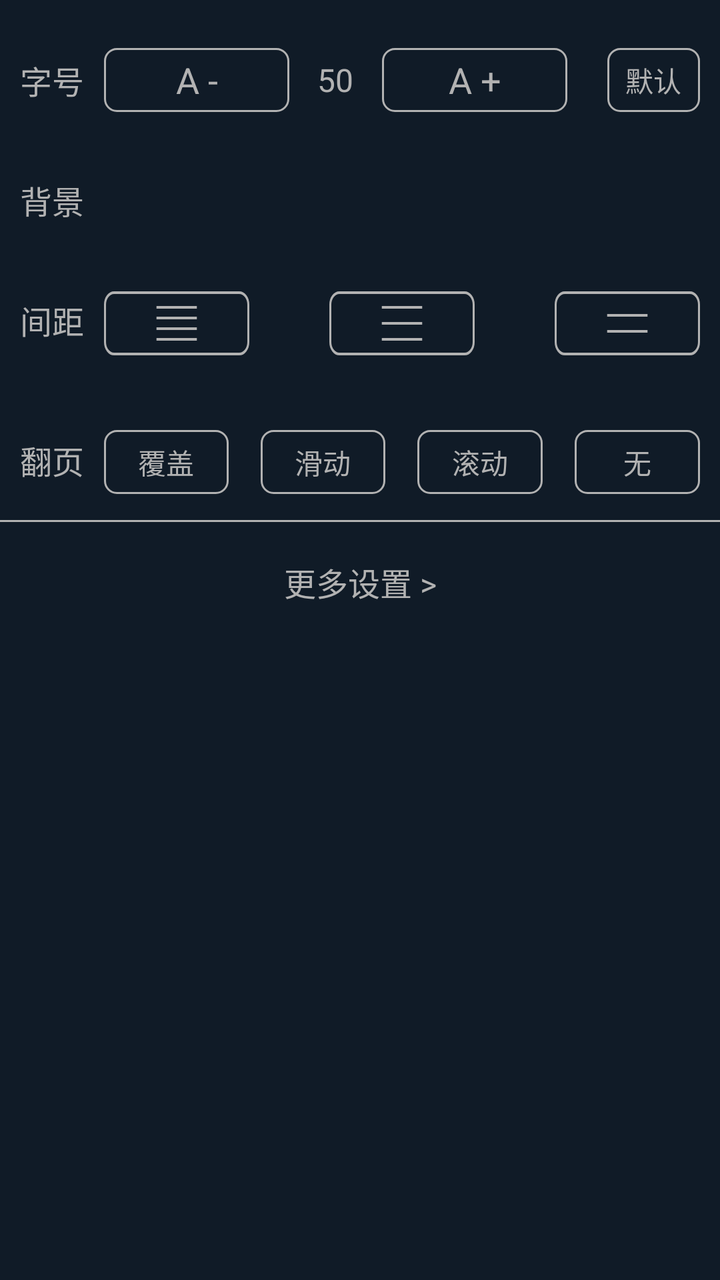
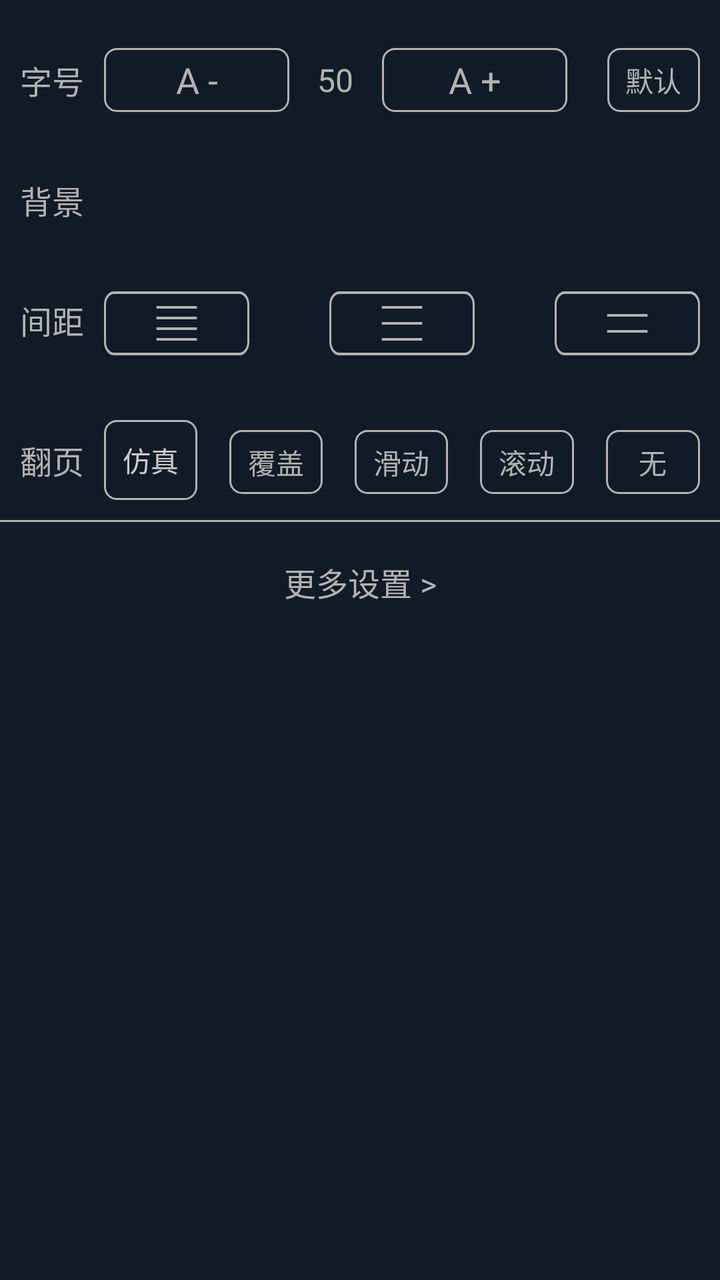

The first picture is an Android layout as it rendered before a commit; the second is the same layout after the commit. The layout source and the unified diff follow.
<!-- AndroidManifest.xml: application theme AppTheme -->
<!-- res/layout/dialog_read_setting.xml -->
<?xml version="1.0" encoding="utf-8"?>
<LinearLayout xmlns:android="http://schemas.android.com/apk/res/android"
    android:id="@+id/read_setting_ll_menu"
    android:layout_width="match_parent"
    android:layout_height="wrap_content"
    android:layout_alignParentBottom="true"
    android:background="#101B27"
    android:clickable="true"
    android:orientation="vertical">

    <LinearLayout
        android:layout_width="match_parent"
        android:layout_height="wrap_content"
        android:layout_marginTop="20dp"
        android:gravity="center_vertical"
        android:orientation="horizontal"
        android:paddingLeft="10dp"
        android:paddingRight="10dp"
        android:visibility="gone">

        <ImageView
            android:id="@+id/read_setting_iv_brightness_minus"
            android:layout_width="30dp"
            android:layout_height="30dp"
            android:scaleType="center"
            android:src="@drawable/ic_brightness_minus" />

        <SeekBar
            android:id="@+id/read_setting_sb_brightness"
            android:layout_width="0dp"
            android:layout_height="wrap_content"
            android:layout_weight="1"
            android:max="255"
            android:maxHeight="3dp"
            android:minHeight="3dp"
            android:progressDrawable="@drawable/seekbar_bg"
            android:thumb="@drawable/seekbar_thumb"
            android:thumbOffset="10dp" />

        <ImageView
            android:id="@+id/read_setting_iv_brightness_plus"
            android:layout_width="30dp"
            android:layout_height="30dp"
            android:layout_marginRight="20dp"
            android:scaleType="center"
            android:src="@drawable/ic_brightness_plus" />

        <CheckBox
            android:id="@+id/read_setting_cb_brightness_auto"
            android:layout_width="40dp"
            android:layout_height="35dp"
            android:background="@drawable/selector_btn_read_setting"
            android:button="@null"
            android:gravity="center"
            android:text="系统"
            android:textColor="@color/selector_btn_read_setting"
            android:textSize="12sp" />
    </LinearLayout>

    <LinearLayout
        android:layout_width="match_parent"
        android:layout_height="40dp"
        android:layout_marginTop="20dp"
        android:gravity="center_vertical"
        android:orientation="horizontal"
        android:paddingLeft="10dp"
        android:paddingRight="10dp">

        <TextView
            android:layout_width="wrap_content"
            android:layout_height="match_parent"
            android:layout_marginEnd="10dp"
            android:gravity="center"
            android:text="字号"
            android:textColor="@color/txt_gray_b2"
            android:textSize="16sp" />

        <TextView
            android:id="@+id/read_setting_tv_font_minus"
            android:layout_width="0dp"
            android:layout_height="@dimen/dp_32"
            android:layout_weight="2"
            android:background="@drawable/shape_btn_read_setting_normal"
            android:gravity="center"
            android:text="A -"
            android:textColor="@color/txt_gray_b2"
            android:textSize="18sp" />

        <TextView
            android:id="@+id/read_setting_tv_font"
            android:layout_width="0dp"
            android:layout_height="@dimen/dp_32"
            android:layout_weight="1"
            android:gravity="center"
            android:text="50"
            android:textColor="@color/txt_gray_b2"
            android:textSize="16sp" />

        <TextView
            android:id="@+id/read_setting_tv_font_plus"
            android:layout_width="0dp"
            android:layout_height="@dimen/dp_32"
            android:layout_marginRight="20dp"
            android:layout_weight="2"
            android:background="@drawable/shape_btn_read_setting_normal"
            android:gravity="center"
            android:text="A +"
            android:textColor="@color/txt_gray_b2"
            android:textSize="18sp" />

        <CheckBox
            android:id="@+id/read_setting_cb_font_default"
            android:layout_width="0dp"
            android:layout_height="@dimen/dp_32"
            android:layout_weight="1"
            android:background="@drawable/selector_btn_read_setting"
            android:button="@null"
            android:gravity="center"
            android:text="默认"
            android:textColor="@color/txt_gray_b2"
            android:textSize="14sp" />
    </LinearLayout>

    <LinearLayout
        android:layout_width="match_parent"
        android:layout_height="40dp"
        android:layout_marginTop="20dp"
        android:orientation="horizontal"
        android:paddingLeft="10dp"
        android:paddingRight="10dp">

        <TextView
            android:layout_width="wrap_content"
            android:layout_height="wrap_content"
            android:layout_gravity="center"
            android:layout_marginEnd="10dp"
            android:text="背景"
            android:textColor="@color/txt_gray_b2"
            android:textSize="16sp" />

        <androidx.recyclerview.widget.RecyclerView
            android:id="@+id/read_setting_rv_bg"
            android:layout_width="match_parent"
            android:layout_height="wrap_content"
            android:layout_gravity="center_vertical"
            android:overScrollMode="never"
            android:scrollbars="none" />
    </LinearLayout>

    <RadioGroup
        android:id="@+id/read_setting_page_spacing"
        android:layout_width="match_parent"
        android:layout_height="40dp"
        android:layout_marginTop="20dp"
        android:layout_marginBottom="10dp"
        android:orientation="horizontal"
        android:paddingLeft="10dp"
        android:paddingRight="10dp">

        <TextView
            android:layout_width="wrap_content"
            android:layout_height="match_parent"
            android:layout_marginEnd="10dp"
            android:gravity="center"
            android:text="间距"
            android:textColor="@color/txt_gray_b2"
            android:textSize="16sp" />

        <RadioButton
            android:id="@+id/read_setting_spacing_small"
            android:layout_width="0dp"
            android:layout_height="@dimen/dp_32"
            android:layout_marginEnd="20dp"
            android:layout_weight="1"
            android:background="@drawable/selector_btn_read_specing_small"
            android:button="@null"
            android:gravity="center"
            android:textColor="@color/txt_gray_b2"
            android:textSize="14dp" />

        <RadioButton
            android:id="@+id/read_setting_spacing_medium"
            android:layout_width="0dp"
            android:layout_height="@dimen/dp_32"
            android:layout_marginStart="20dp"
            android:layout_marginEnd="20dp"
            android:layout_weight="1"
            android:background="@drawable/selector_btn_read_specing_medium"
            android:button="@null"
            android:gravity="center"
            android:textColor="@color/txt_gray_b2"
            android:textSize="14dp"
            android:visibility="visible" />

        <RadioButton
            android:id="@+id/read_setting_spacing_big"
            android:layout_width="0dp"
            android:layout_height="@dimen/dp_32"
            android:layout_marginStart="20dp"
            android:layout_weight="1"
            android:background="@drawable/selector_btn_read_specing_big"
            android:button="@null"
            android:gravity="center"
            android:textColor="@color/txt_gray_b2"
            android:textSize="14dp" />

    </RadioGroup>

    <RadioGroup
        android:id="@+id/read_setting_rg_page_mode"
        android:layout_width="match_parent"
        android:layout_height="40dp"
        android:layout_marginTop="20dp"
        android:layout_marginBottom="10dp"
        android:orientation="horizontal"
        android:paddingLeft="10dp"
        android:paddingRight="10dp">

        <TextView
            android:layout_width="wrap_content"
            android:layout_height="match_parent"
            android:layout_marginEnd="10dp"
            android:gravity="center"
            android:text="翻页"
            android:textColor="@color/txt_gray_b2"
            android:textSize="16sp" />

        <RadioButton
            android:id="@+id/read_setting_rb_simulation"
            android:layout_width="0dp"
            android:layout_height="match_parent"
            android:layout_marginRight="16dp"
            android:layout_weight="1"
            android:background="@drawable/selector_btn_read_setting"
            android:button="@null"
            android:gravity="center"
            android:text="仿真"
            android:textColor="#CBCBCB"
            android:textSize="14dp"
            android:visibility="gone" />

        <RadioButton
            android:id="@+id/read_setting_rb_cover"
            android:layout_width="0dp"
            android:layout_height="@dimen/dp_32"
            android:layout_marginRight="16dp"
            android:layout_weight="1"
            android:background="@drawable/selector_btn_read_setting"
            android:button="@null"
            android:gravity="center"
            android:text="覆盖"
            android:textColor="@color/txt_gray_b2"
            android:textSize="14dp" />

        <RadioButton
            android:id="@+id/read_setting_rb_slide"
            android:layout_width="0dp"
            android:layout_height="@dimen/dp_32"
            android:layout_marginRight="16dp"
            android:layout_weight="1"
            android:background="@drawable/selector_btn_read_setting"
            android:button="@null"
            android:gravity="center"
            android:text="滑动"
            android:textColor="@color/txt_gray_b2"
            android:textSize="14dp"
            android:visibility="visible" />

        <RadioButton
            android:id="@+id/read_setting_rb_scroll"
            android:layout_width="0dp"
            android:layout_height="@dimen/dp_32"
            android:layout_marginRight="16dp"
            android:layout_weight="1"
            android:background="@drawable/selector_btn_read_setting"
            android:button="@null"
            android:gravity="center"
            android:text="滚动"
            android:textColor="@color/txt_gray_b2"
            android:textSize="14dp" />

        <RadioButton
            android:id="@+id/read_setting_rb_none"
            android:layout_width="0dp"
            android:layout_height="@dimen/dp_32"
            android:layout_weight="1"
            android:background="@drawable/selector_btn_read_setting"
            android:button="@null"
            android:gravity="center"
            android:text="无"
            android:textColor="@color/txt_gray_b2"
            android:textSize="14dp" />
    </RadioGroup>

    <View
        android:layout_width="match_parent"
        android:layout_height="1dp"
        android:background="@color/txt_gray_b2" />

    <TextView
        android:id="@+id/read_setting_tv_more"
        android:layout_width="match_parent"
        android:layout_height="40dp"
        android:layout_marginTop="10dp"
        android:layout_marginBottom="10dp"
        android:gravity="center"
        android:text="更多设置 >"
        android:textColor="@color/txt_gray_b2"
        android:textSize="16sp" />
</LinearLayout>
<!-- resources referenced by this layout -->
<resources>
  <color name="txt_gray_b2">#b2b2b2</color>
  <dimen name="dp_32">32dp</dimen>
  <!-- drawable seekbar_thumb (drawable) -->
  <?xml version="1.0" encoding="utf-8"?>
  <selector xmlns:android="http://schemas.android.com/apk/res/android">
  
      <item android:drawable="@drawable/ic_setting_seekbar_selected" android:state_pressed="true"/>
      <item android:drawable="@drawable/ic_setting_seekbar_selected" android:state_focused="true"/>
      <item android:drawable="@drawable/ic_setting_seekbar_normal"></item>
  
  </selector>
  <!-- drawable selector_btn_read_specing_big (drawable) -->
  <?xml version="1.0" encoding="utf-8"?>
  <selector xmlns:android="http://schemas.android.com/apk/res/android">
      <item android:drawable="@drawable/ic_setting_spacing_big_on" android:state_pressed="true" />
      <item android:drawable="@drawable/ic_setting_spacing_big_on" android:state_checked="true" />
      <item android:drawable="@drawable/ic_setting_spacing_big_off" />
  </selector>
  <!-- drawable selector_btn_read_specing_small (drawable) -->
  <?xml version="1.0" encoding="utf-8"?>
  <selector xmlns:android="http://schemas.android.com/apk/res/android">
      <item android:drawable="@drawable/ic_setting_spacing_small_on" android:state_pressed="true" />
      <item android:drawable="@drawable/ic_setting_spacing_small_on" android:state_checked="true" />
      <item android:drawable="@drawable/ic_setting_spacing_small_off" />
  </selector>
  <!-- drawable shape_btn_read_setting_normal (drawable) -->
  <?xml version="1.0" encoding="utf-8"?>
  <shape xmlns:android="http://schemas.android.com/apk/res/android"
      android:shape="rectangle">
      <corners android:radius="@dimen/dp_6" />
      <solid android:color="@color/transparent" />
      <stroke
          android:width="1dp"
          android:color="@color/txt_gray_b2" />
  </shape>
  <style name="AppTheme" parent="Theme.AppCompat.Light.NoActionBar">
          
          <item name="colorPrimary">@color/colorPrimary</item>
          <item name="colorPrimaryDark">@color/colorPrimaryDark</item>
          <item name="colorAccent">@color/colorAccent</item>
  
          <item name="android:colorControlActivated">#FD842A</item>
          <item name="android:colorControlNormal">#A4A4A4</item>
      </style>
  <color name="orange">#DE6014</color>
  <!-- drawable ic_setting_seekbar_selected (drawable) -->
  <vector xmlns:android="http://schemas.android.com/apk/res/android"
      android:width="16dp"
      android:height="16dp"
      android:viewportWidth="16"
      android:viewportHeight="16">
      <path
          android:fillColor="#fc6d6d"
          android:pathData="M8,8m-8,0a8,8 0,1 1,16 0a8,8 0,1 1,-16 0" />
  </vector>
  <!-- drawable ic_setting_seekbar_normal (drawable) -->
  <vector xmlns:android="http://schemas.android.com/apk/res/android"
      android:width="16dp"
      android:height="16dp"
      android:viewportWidth="16"
      android:viewportHeight="16">
      <path
          android:fillColor="#fc6d6d"
          android:pathData="M8,8m-8,0a8,8 0,1 1,16 0a8,8 0,1 1,-16 0" />
  </vector>
  <!-- drawable shape_btn_read_setting_checked (drawable) -->
  <?xml version="1.0" encoding="utf-8"?>
  <shape xmlns:android="http://schemas.android.com/apk/res/android"
      android:shape="rectangle">
      <corners android:radius="@dimen/dp_6" />
      <solid android:color="@color/transparent" />
      <stroke
          android:width="1dp"
          android:color="@color/light_red" />
  </shape>
  <dimen name="dp_6">6dp</dimen>
  <color name="transparent">#00000000</color>
  <color name="colorPrimary">#FDF9DD</color>
  <color name="colorPrimaryDark">#FDD34D</color>
  <color name="colorAccent">#FD842A</color>
  <color name="light_red">#FC6D6D</color>
  <!-- unchanged entries left out for length: 11 -->
</resources>

<!-- the commit's change to res/layout/dialog_read_setting.xml (unified diff, before → after) -->
@@ -237,7 +237,7 @@
             android:text="仿真"
             android:textColor="#CBCBCB"
             android:textSize="14dp"
-            android:visibility="gone" />
+            android:visibility="visible" />
 
         <RadioButton
             android:id="@+id/read_setting_rb_cover"
